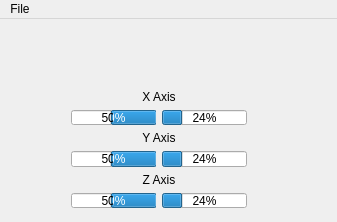
This is sensors/mainwindow.ui in midmva/Sensors as Qt 5 draws it before an edit. The edited form follows.
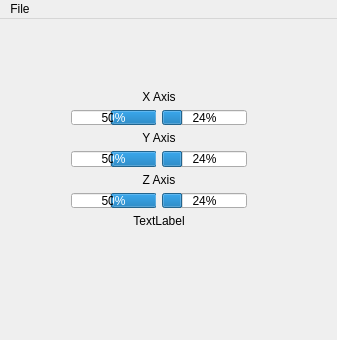
This is the edited form.

```diff
--- a/sensors/mainwindow.ui
+++ b/sensors/mainwindow.ui
@@ -7,7 +7,7 @@
     <x>0</x>
     <y>0</y>
     <width>337</width>
-    <height>222</height>
+    <height>340</height>
    </rect>
   </property>
   <property name="windowTitle">
@@ -20,7 +20,7 @@
       <x>60</x>
       <y>60</y>
       <width>198</width>
-      <height>140</height>
+      <height>160</height>
      </rect>
     </property>
     <layout class="QGridLayout" name="gridLayout">
@@ -126,6 +126,16 @@
        </property>
       </widget>
      </item>
+     <item row="6" column="0" colspan="2">
+      <widget class="QLabel" name="counter">
+       <property name="text">
+        <string>TextLabel</string>
+       </property>
+       <property name="alignment">
+        <set>Qt::AlignCenter</set>
+       </property>
+      </widget>
+     </item>
     </layout>
    </widget>
   </widget>
```
